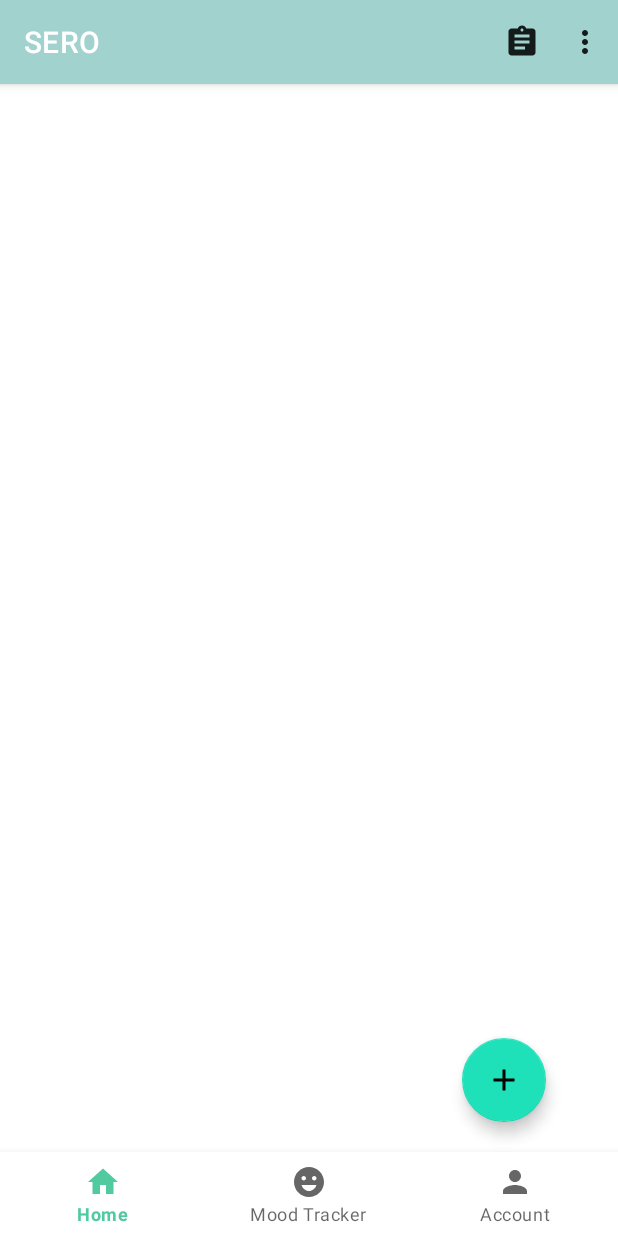
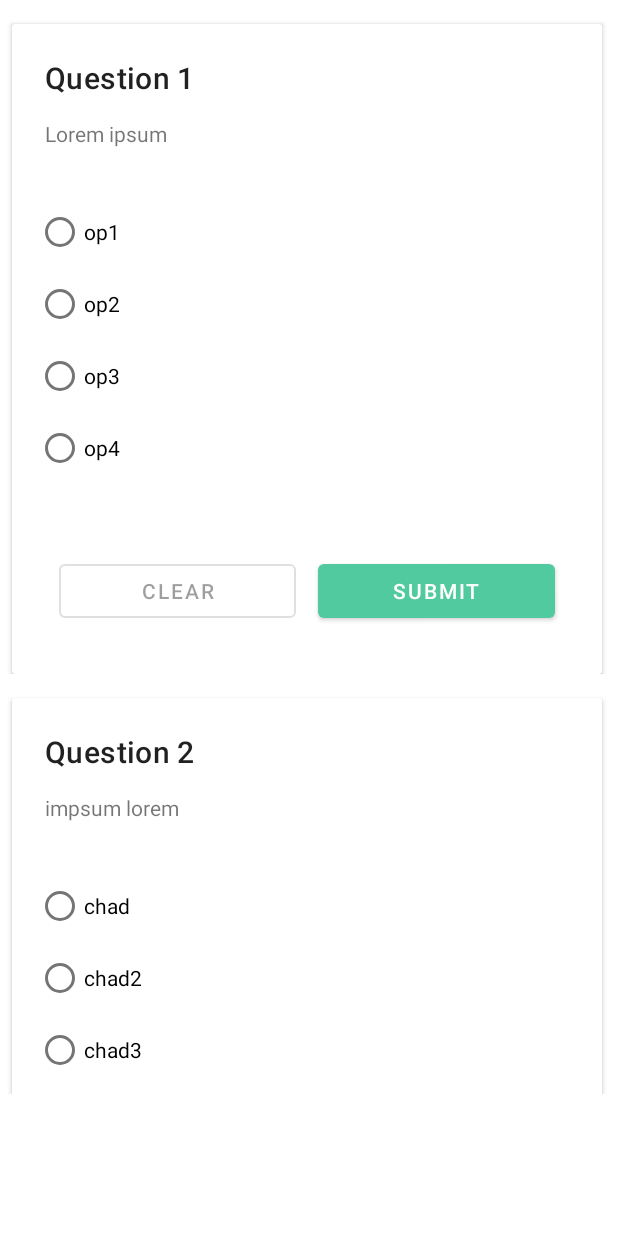
Before and after one commit to jupeeter8/SERO, an Android app: the screen it shows after launch once a user with an empty profile is signed in (MainActivity before the commit, DepressionTestActivity after it), after a tap on "Search", on a phone screen of 412 x 824 dp. Run offline under Robolectric (Android 15) with nearby library versions, the phone set to English and light mode, and no system bars; our stand-ins replace Firebase (no records; nobody signed in at launch, a user with empty details on screens opened directly).

Commit message:
Created depression test

```diff
--- a/app/src/main/AndroidManifest.xml
+++ b/app/src/main/AndroidManifest.xml
@@ -13,7 +13,8 @@
         android:roundIcon="@mipmap/ic_launcher_round"
         android:supportsRtl="true"
         android:theme="@style/Theme.Serobeta0">
-        <activity android:name=".PostComments"></activity>
+        <activity android:name=".DepressionTestActivity"></activity>
+        <activity android:name=".PostComments" />
         <activity android:name=".NewPost" />
         <activity android:name=".Setup" />
         <activity android:name=".Verification" />
--- /dev/null
+++ b/app/src/main/java/com/example/serobeta0/DepressionTestActivity.java
@@ -0,0 +1,42 @@
+package com.example.serobeta0;
+
+import androidx.appcompat.app.AppCompatActivity;
+import androidx.recyclerview.widget.LinearLayoutManager;
+import androidx.recyclerview.widget.RecyclerView;
+
+import android.os.Bundle;
+import android.widget.RadioButton;
+
+import java.util.ArrayList;
+import java.util.List;
+
+public class DepressionTestActivity extends AppCompatActivity {
+
+    private RecyclerView deptest;
+    private List<DepressionTestModal> depressionTestModals;
+    private DepressionTestAdapter depressionTestAdapter;
+
+
+    @Override
+    protected void onCreate(Bundle savedInstanceState) {
+        super.onCreate(savedInstanceState);
+        setContentView(R.layout.activity_depression_test);
+
+        deptest = findViewById(R.id.depressionTestRecycler);
+        depressionTestModals = new ArrayList<>();
+        depressionTestAdapter = new DepressionTestAdapter(depressionTestModals);
+        deptest.setLayoutManager(new LinearLayoutManager(this));
+        deptest.setAdapter(depressionTestAdapter);
+
+        initDATA();
+
+    }
+
+    private void initDATA() {
+
+        depressionTestModals.add(new DepressionTestModal("Question 1", "Lorem ipsum", "op1", "op2", "op3", "op4"));
+        depressionTestModals.add(new DepressionTestModal("Question 2", "impsum lorem", "chad", "chad2", "chad3", "chad4"));
+        depressionTestAdapter.notifyDataSetChanged();
+
+    }
+}
--- /dev/null
+++ b/app/src/main/java/com/example/serobeta0/DepressionTestAdapter.java
@@ -0,0 +1,144 @@
+package com.example.serobeta0;
+
+import android.content.Context;
+import android.view.LayoutInflater;
+import android.view.View;
+import android.view.ViewGroup;
+import android.widget.Button;
+import android.widget.RadioButton;
+import android.widget.RadioGroup;
+import android.widget.TextView;
+import android.widget.Toast;
+
+import androidx.annotation.NonNull;
+import androidx.recyclerview.widget.RecyclerView;
+
+import java.util.List;
+
+public class DepressionTestAdapter extends RecyclerView.Adapter<DepressionTestAdapter.ViewHolder> {
+
+    public List<DepressionTestModal> depressionTestModals;
+    public Context context;
+    public int SCORE;
+
+    public DepressionTestAdapter(List<DepressionTestModal> depressionTestModals){
+
+        this.depressionTestModals = depressionTestModals;
+
+    }
+
+    @NonNull
+    @Override
+    public ViewHolder onCreateViewHolder(@NonNull ViewGroup parent, int viewType) {
+
+        View view = LayoutInflater.from(parent.getContext()).inflate(R.layout.depression_test_layout, parent, false);
+        context = parent.getContext();
+        SCORE = 0;
+
+        return new ViewHolder(view);
+    }
+
+    @Override
+    public void onBindViewHolder(@NonNull DepressionTestAdapter.ViewHolder holder, int position) {
+        String head = depressionTestModals.get(position).getHead();
+        String ques = depressionTestModals.get(position).getQues();
+        String op1 = depressionTestModals.get(position).getOp1();
+        String op2 = depressionTestModals.get(position).getOp2();
+        String op3 = depressionTestModals.get(position).getOp3();
+        String op4 = depressionTestModals.get(position).getOp4();
+
+        holder.setDATA(head, ques, op1, op2, op3, op4);
+        holder.clear.setOnClickListener(new View.OnClickListener() {
+            @Override
+            public void onClick(View v) {
+                int point = holder.group.getCheckedRadioButtonId();
+                switch (point){
+                    case R.id.option1:
+                        SCORE -= 1;
+                        break;
+                    case R.id.option2:
+                        SCORE -= 2;
+                        break;
+                    case R.id.option3:
+                        SCORE -= 3;
+                        break;
+                    case R.id.option4:
+                        SCORE -= 4;
+                        break;
+
+                }
+                Toast.makeText(context, "" + SCORE, Toast.LENGTH_SHORT).show();
+                holder.group.clearCheck();
+                holder.submit.setEnabled(true);
+                holder.clear.setEnabled(false);
+            }
+        });
+
+        holder.submit.setOnClickListener(new View.OnClickListener() {
+            @Override
+            public void onClick(View v) {
+                int point = holder.group.getCheckedRadioButtonId();
+
+                switch (point){
+                    case R.id.option1:
+                        SCORE += 1;
+                        break;
+                    case R.id.option2:
+                        SCORE += 2;
+                        break;
+                    case R.id.option3:
+                        SCORE += 3;
+                        break;
+                    case R.id.option4:
+                        SCORE += 4;
+                        break;
+                }
+
+                Toast.makeText(context, "" + SCORE, Toast.LENGTH_SHORT).show();
+                holder.submit.setEnabled(false);
+                holder.clear.setEnabled(true);
+            }
+        });
+
+    }
+
+    @Override
+    public int getItemCount() {
+        return depressionTestModals.size();
+    }
+
+    public class ViewHolder extends RecyclerView.ViewHolder{
+
+        private TextView Head;
+        private TextView Ques;
+        private RadioButton Op1, Op2, Op3, Op4;
+        private Button clear, submit;
+        private RadioGroup group;
+
+        public ViewHolder(@NonNull View itemView) {
+            super(itemView);
+
+            clear = itemView.findViewById(R.id.depTestLayoutClear);
+            submit = itemView.findViewById(R.id.depTestLayoutSubmit);
+            group = itemView.findViewById(R.id.depressionTestRadioGroup);
+            Head = itemView.findViewById(R.id.depTestLayoutHead);
+            Ques = itemView.findViewById(R.id.depTestLayoutQuestion);
+            Op1 = itemView.findViewById(R.id.option1);
+            Op2 = itemView.findViewById(R.id.option2);
+            Op3 = itemView.findViewById(R.id.option3);
+            Op4 = itemView.findViewById(R.id.option4);
+        }
+
+        public void setDATA(String head, String ques, String op1, String op2, String op3, String op4) {
+
+            Head.setText(head);
+            Ques.setText(ques);
+            Op1.setText(op1);
+            Op2.setText(op2);
+            Op3.setText(op3);
+            Op4.setText(op4);
+
+
+        }
+    }
+}
--- /dev/null
+++ b/app/src/main/java/com/example/serobeta0/DepressionTestModal.java
@@ -0,0 +1,66 @@
+package com.example.serobeta0;
+
+public class DepressionTestModal {
+
+    public String head, ques, op1, op2, op3, op4;
+
+    public DepressionTestModal() {
+    }
+
+    public DepressionTestModal(String head, String ques, String op1, String op2, String op3, String op4) {
+        this.head = head;
+        this.ques = ques;
+        this.op1 = op1;
+        this.op2 = op2;
+        this.op3 = op3;
+        this.op4 = op4;
+    }
+
+    public String getHead() {
+        return head;
+    }
+
+    public void setHead(String head) {
+        this.head = head;
+    }
+
+    public String getQues() {
+        return ques;
+    }
+
+    public void setQues(String ques) {
+        this.ques = ques;
+    }
+
+    public String getOp1() {
+        return op1;
+    }
+
+    public void setOp1(String op1) {
+        this.op1 = op1;
+    }
+
+    public String getOp2() {
+        return op2;
+    }
+
+    public void setOp2(String op2) {
+        this.op2 = op2;
+    }
+
+    public String getOp3() {
+        return op3;
+    }
+
+    public void setOp3(String op3) {
+        this.op3 = op3;
+    }
+
+    public String getOp4() {
+        return op4;
+    }
+
+    public void setOp4(String op4) {
+        this.op4 = op4;
+    }
+}
--- a/app/src/main/java/com/example/serobeta0/MainActivity.java
+++ b/app/src/main/java/com/example/serobeta0/MainActivity.java
@@ -133,10 +133,10 @@ public class MainActivity extends AppCompatActivity {
 
                 return true;
 
-//            case R.id.action_page_btn:
-//                Intent test = new Intent(MainActivity.this, DepTest.class);
-//                startActivity(test);
-//                return true;
+            case R.id.action_page_btn:
+                Intent test = new Intent(MainActivity.this, DepressionTestActivity.class);
+                startActivity(test);
+                return true;
 
 
             default:
--- /dev/null
+++ b/app/src/main/res/layout/activity_depression_test.xml
@@ -0,0 +1,16 @@
+<?xml version="1.0" encoding="utf-8"?>
+<androidx.constraintlayout.widget.ConstraintLayout xmlns:android="http://schemas.android.com/apk/res/android"
+    xmlns:app="http://schemas.android.com/apk/res-auto"
+    xmlns:tools="http://schemas.android.com/tools"
+    android:layout_width="match_parent"
+    android:layout_height="match_parent"
+    tools:context=".DepressionTestActivity">
+
+    <androidx.recyclerview.widget.RecyclerView
+        android:id="@+id/depressionTestRecycler"
+        android:layout_width="409dp"
+        android:layout_height="729dp"
+        tools:layout_editor_absoluteX="1dp"
+        tools:layout_editor_absoluteY="1dp" />
+
+</androidx.constraintlayout.widget.ConstraintLayout>
--- /dev/null
+++ b/app/src/main/res/layout/depression_test_layout.xml
@@ -0,0 +1,114 @@
+<?xml version="1.0" encoding="utf-8"?>
+<androidx.constraintlayout.widget.ConstraintLayout xmlns:android="http://schemas.android.com/apk/res/android"
+    xmlns:app="http://schemas.android.com/apk/res-auto"
+    xmlns:tools="http://schemas.android.com/tools"
+    android:layout_width="match_parent"
+    android:layout_height="wrap_content"
+    android:layout_marginTop="8dp">
+
+    <androidx.cardview.widget.CardView
+        android:layout_margin="8dp"
+        android:id="@+id/depTestLayoutCard"
+        android:layout_width="match_parent"
+        android:layout_height="wrap_content"
+        app:layout_constraintEnd_toEndOf="parent"
+        app:layout_constraintStart_toStartOf="parent"
+        app:layout_constraintTop_toTopOf="parent">
+
+        <LinearLayout
+            android:layout_width="match_parent"
+            android:layout_height="match_parent"
+            android:layout_margin="8dp"
+            android:orientation="vertical">
+
+            <LinearLayout
+                android:layout_width="match_parent"
+                android:layout_height="wrap_content"
+                android:layout_margin="8dp"
+                android:orientation="vertical"
+                android:paddingBottom="16dp">
+
+                <TextView
+                    android:id="@+id/depTestLayoutHead"
+                    style="@style/TextAppearance.MaterialComponents.Headline6"
+                    android:layout_width="wrap_content"
+                    android:layout_height="wrap_content"
+                    android:layout_marginStart="6dp"
+                    android:layout_marginTop="6dp"
+                    android:paddingBottom="8dp"
+                    android:text="Question 1" />
+
+                <TextView
+                    android:id="@+id/depTestLayoutQuestion"
+                    android:layout_width="wrap_content"
+                    android:layout_height="wrap_content"
+                    android:layout_marginStart="6dp"
+                    android:layout_marginTop="6dp"
+                    android:paddingBottom="32dp"
+                    android:text="Lorem ipsum dolor sit amet, lorem ipsum dolor sit" />
+
+                <RadioGroup
+
+                    android:id="@+id/depressionTestRadioGroup"
+                    android:layout_width="wrap_content"
+                    android:layout_height="wrap_content">
+
+                    <RadioButton
+                        android:id="@+id/option1"
+                        android:layout_width="wrap_content"
+                        android:layout_height="wrap_content"
+                        android:text="lorem ipsum dolor sit amet what is wrong with uou sdaldskasasd" />
+
+                    <RadioButton
+                        android:id="@+id/option2"
+                        android:layout_width="wrap_content"
+                        android:layout_height="wrap_content"
+                        android:text="lorem ipsum dolor sit amet what is wrong with uou sdaldskasasd" />
+
+                    <RadioButton
+                        android:id="@+id/option3"
+                        android:layout_width="wrap_content"
+                        android:layout_height="wrap_content"
+                        android:text="lorem ipsum dolor sit amet what is wrong with uou sdaldskasasd" />
+
+                    <RadioButton
+                        android:id="@+id/option4"
+                        android:layout_width="wrap_content"
+                        android:layout_height="wrap_content"
+                        android:text="lorem ipsum dolor sit amet what is wrong with uou sdaldskasasd" />
+                </RadioGroup>
+
+
+            </LinearLayout>
+
+            <LinearLayout
+                android:layout_width="match_parent"
+                android:layout_height="wrap_content"
+                android:layout_margin="16dp"
+                android:orientation="horizontal">
+
+                <Button
+                    android:id="@+id/depTestLayoutClear"
+                    style="@style/Widget.MaterialComponents.Button.OutlinedButton"
+                    android:layout_width="10dp"
+                    android:layout_height="wrap_content"
+                    android:layout_margin="7dp"
+                    android:layout_weight="1"
+                    android:text="Clear"
+                    android:enabled="false"/>
+
+                <Button
+                    android:id="@+id/depTestLayoutSubmit"
+                    style="@style/Widget.MaterialComponents.Button"
+                    android:layout_width="10dp"
+                    android:layout_height="wrap_content"
+                    android:layout_margin="7dp"
+                    android:layout_weight="1"
+                    android:text="Submit" />
+            </LinearLayout>
+
+
+        </LinearLayout>
+
+    </androidx.cardview.widget.CardView>
+</androidx.constraintlayout.widget.ConstraintLayout>
```
